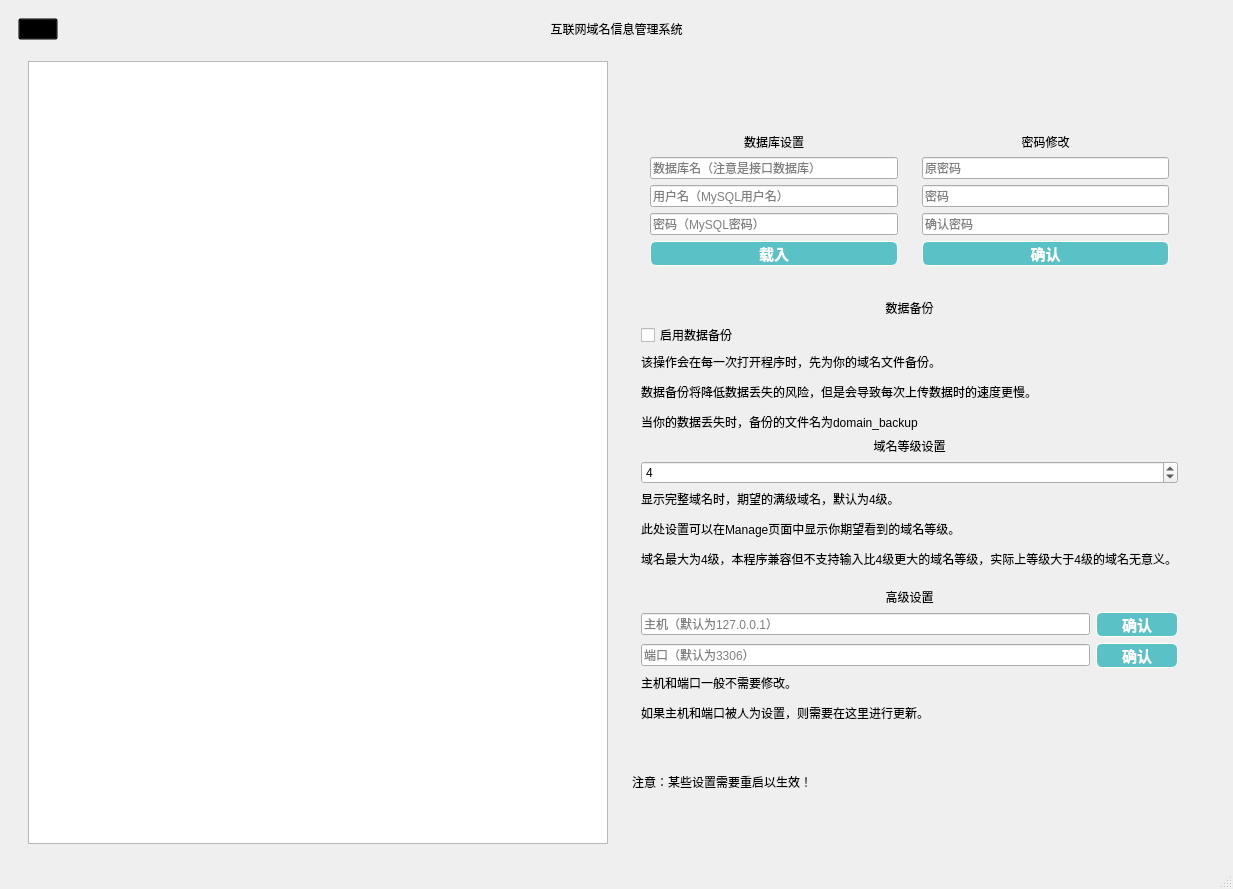
The window that src/IDNIMS.ui (Miki-Riako/Internet-Domain-Name-Information-Management-System) describes before a commit, drawn with Qt 5.
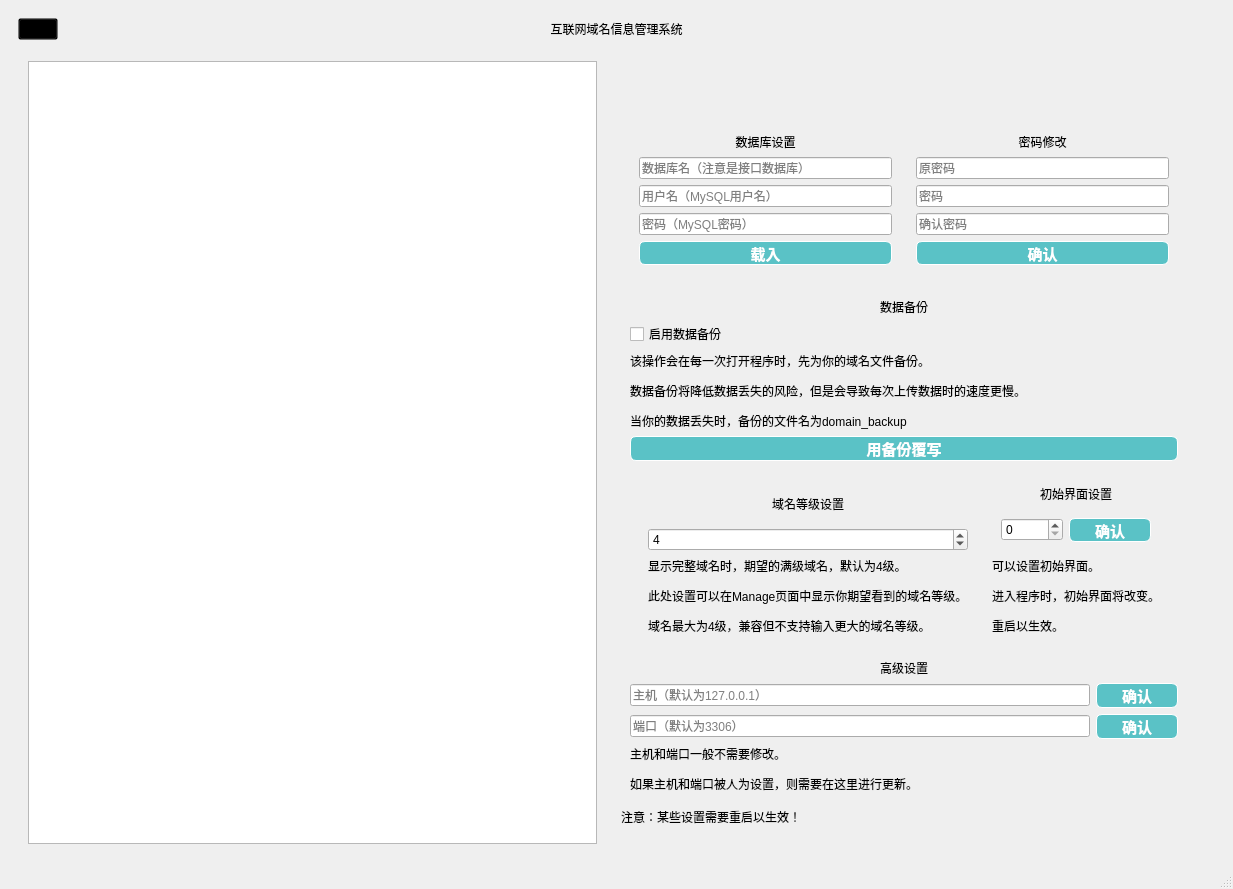
The same window after the commit. The open tabs and pages were chosen to show the change. Icons and pictures are not drawn. Custom widgets are drawn as their Qt base class.

Commit message: release for a time and waiting for update

Diff of the .ui file:
```diff
--- a/src/IDNIMS.ui
+++ b/src/IDNIMS.ui
@@ -1302,33 +1302,174 @@
                     </widget>
                    </item>
                    <item>
-                    <widget class="QLabel" name="label_34">
+                    <widget class="QPushButton" name="rewriteTable">
+                     <property name="minimumSize">
+                      <size>
+                       <width>82</width>
+                       <height>20</height>
+                      </size>
+                     </property>
+                     <property name="cursor">
+                      <cursorShape>PointingHandCursor</cursorShape>
+                     </property>
                      <property name="styleSheet">
-                      <string notr="true">font: 700 12pt &quot;Microsoft YaHei UI&quot;;</string>
+                      <string notr="true">QPushButton {
+	border: 0.5px solid white;
+	border-radius: 6px;
+	background-color: rgb(90, 194, 198);
+	min-width: 80px;
+	font-family: &quot;Times New Roman&quot;;
+	font-size: 11pt;
+	font-weight: bold;
+	color: white;
+}
+
+QPushButton:hover {
+	border: 0.5px solid white;
+	border-radius: 6px;
+	background-color: #1fab89;
+	min-width: 80px;
+	font-family: &quot;Times New Roman&quot;;
+	font-size: 10pt;
+	font-weight: bold;
+	color: white;
+}</string>
                      </property>
                      <property name="text">
-                      <string>域名等级设置</string>
+                      <string>用备份覆写</string>
                      </property>
-                     <property name="alignment">
-                      <set>Qt::AlignCenter</set>
-                     </property>
                     </widget>
                    </item>
                    <item>
-                    <widget class="QSpinBox" name="spinBox">
-                     <property name="value">
-                      <number>4</number>
+                    <widget class="QWidget" name="widget_13" native="true">
+                     <property name="minimumSize">
+                      <size>
+                       <width>0</width>
+                       <height>100</height>
+                      </size>
                      </property>
-                    </widget>
-                   </item>
-                   <item>
-                    <widget class="QLabel" name="label_35">
-                     <property name="styleSheet">
-                      <string notr="true">font: 9pt &quot;Microsoft YaHei UI&quot;;</string>
-                     </property>
-                     <property name="text">
-                      <string>&lt;html&gt;&lt;head/&gt;&lt;body&gt;&lt;p&gt;显示完整域名时，期望的满级域名，默认为4级。&lt;/p&gt;&lt;p&gt;此处设置可以在Manage页面中显示你期望看到的域名等级。&lt;/p&gt;&lt;p&gt;域名最大为4级，本程序兼容但不支持输入比4级更大的域名等级，实际上等级大于4级的域名无意义。&lt;br/&gt;&lt;/p&gt;&lt;/body&gt;&lt;/html&gt;</string>
-                     </property>
+                     <layout class="QHBoxLayout" name="horizontalLayout_10" stretch="6,4">
+                      <item>
+                       <widget class="QWidget" name="widget_14" native="true">
+                        <layout class="QVBoxLayout" name="verticalLayout_14">
+                         <item>
+                          <widget class="QLabel" name="label_34">
+                           <property name="styleSheet">
+                            <string notr="true">font: 700 12pt &quot;Microsoft YaHei UI&quot;;</string>
+                           </property>
+                           <property name="text">
+                            <string>域名等级设置</string>
+                           </property>
+                           <property name="alignment">
+                            <set>Qt::AlignCenter</set>
+                           </property>
+                          </widget>
+                         </item>
+                         <item>
+                          <widget class="QSpinBox" name="spinBox">
+                           <property name="value">
+                            <number>4</number>
+                           </property>
+                          </widget>
+                         </item>
+                         <item>
+                          <widget class="QLabel" name="label_35">
+                           <property name="styleSheet">
+                            <string notr="true">font: 9pt &quot;Microsoft YaHei UI&quot;;</string>
+                           </property>
+                           <property name="text">
+                            <string>&lt;html&gt;&lt;head/&gt;&lt;body&gt;&lt;p&gt;显示完整域名时，期望的满级域名，默认为4级。&lt;/p&gt;&lt;p&gt;此处设置可以在Manage页面中显示你期望看到的域名等级。&lt;/p&gt;&lt;p&gt;域名最大为4级，兼容但不支持输入更大的域名等级。&lt;/p&gt;&lt;/body&gt;&lt;/html&gt;</string>
+                           </property>
+                          </widget>
+                         </item>
+                        </layout>
+                       </widget>
+                      </item>
+                      <item>
+                       <widget class="QWidget" name="widget_15" native="true">
+                        <layout class="QVBoxLayout" name="verticalLayout_15">
+                         <item>
+                          <widget class="QLabel" name="label_36">
+                           <property name="styleSheet">
+                            <string notr="true">font: 700 12pt &quot;Microsoft YaHei UI&quot;;</string>
+                           </property>
+                           <property name="text">
+                            <string>初始界面设置</string>
+                           </property>
+                           <property name="alignment">
+                            <set>Qt::AlignCenter</set>
+                           </property>
+                          </widget>
+                         </item>
+                         <item>
+                          <widget class="QWidget" name="widget_16" native="true">
+                           <layout class="QHBoxLayout" name="horizontalLayout_11">
+                            <item>
+                             <widget class="QSpinBox" name="spinBoxPage">
+                              <property name="maximum">
+                               <number>6</number>
+                              </property>
+                              <property name="value">
+                               <number>0</number>
+                              </property>
+                             </widget>
+                            </item>
+                            <item>
+                             <widget class="QPushButton" name="setHomeButton">
+                              <property name="minimumSize">
+                               <size>
+                                <width>82</width>
+                                <height>20</height>
+                               </size>
+                              </property>
+                              <property name="cursor">
+                               <cursorShape>PointingHandCursor</cursorShape>
+                              </property>
+                              <property name="styleSheet">
+                               <string notr="true">QPushButton {
+	border: 0.5px solid white;
+	border-radius: 6px;
+	background-color: rgb(90, 194, 198);
+	min-width: 80px;
+	font-family: &quot;Times New Roman&quot;;
+	font-size: 11pt;
+	font-weight: bold;
+	color: white;
+}
+
+QPushButton:hover {
+	border: 0.5px solid white;
+	border-radius: 6px;
+	background-color: #1fab89;
+	min-width: 80px;
+	font-family: &quot;Times New Roman&quot;;
+	font-size: 10pt;
+	font-weight: bold;
+	color: white;
+}</string>
+                              </property>
+                              <property name="text">
+                               <string>确认</string>
+                              </property>
+                             </widget>
+                            </item>
+                           </layout>
+                          </widget>
+                         </item>
+                         <item>
+                          <widget class="QLabel" name="label_37">
+                           <property name="styleSheet">
+                            <string notr="true">font: 9pt &quot;Microsoft YaHei UI&quot;;</string>
+                           </property>
+                           <property name="text">
+                            <string>&lt;html&gt;&lt;head/&gt;&lt;body&gt;&lt;p&gt;可以设置初始界面。&lt;/p&gt;&lt;p&gt;进入程序时，初始界面将改变。&lt;/p&gt;&lt;p&gt;重启以生效。&lt;/p&gt;&lt;/body&gt;&lt;/html&gt;</string>
+                           </property>
+                          </widget>
+                         </item>
+                        </layout>
+                       </widget>
+                      </item>
+                     </layout>
                     </widget>
                    </item>
                    <item>
```
Left out of the diff: 2 changed lines with no effect on the pictures. The commit also changes 6 other files.
